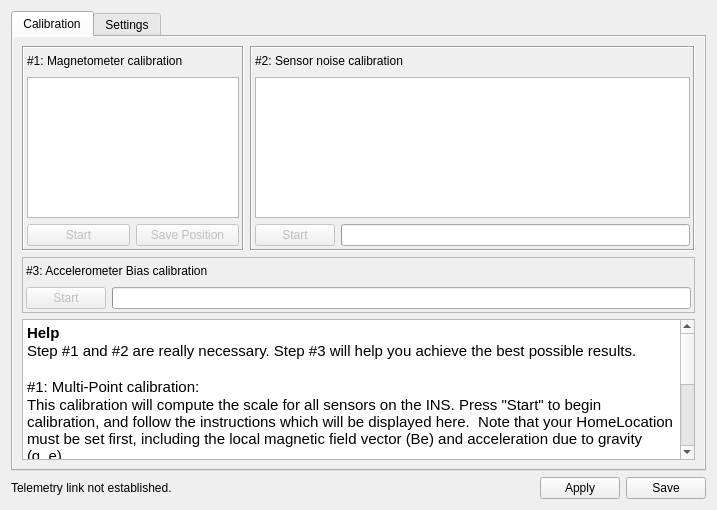
Above: ground/openpilotgcs/src/plugins/config/revosensors.ui from openpilot/OpenPilot before the change. Below: the same form after it.
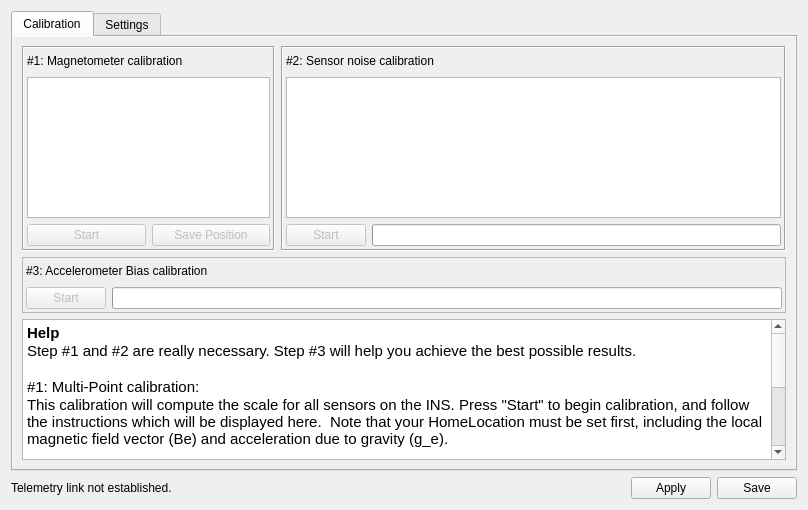
That is the form after the change. The open tabs and pages were chosen to show the change. Icons and pictures are not drawn.

Patch:
```diff
--- a/ground/openpilotgcs/src/plugins/config/revosensors.ui
+++ b/ground/openpilotgcs/src/plugins/config/revosensors.ui
@@ -6,7 +6,7 @@
    <rect>
     <x>0</x>
     <y>0</y>
-    <width>649</width>
+    <width>808</width>
     <height>510</height>
    </rect>
   </property>
@@ -308,7 +308,7 @@
           <string>&lt;!DOCTYPE HTML PUBLIC &quot;-//W3C//DTD HTML 4.0//EN&quot; &quot;http://www.w3.org/TR/REC-html40/strict.dtd&quot;&gt;
 &lt;html&gt;&lt;head&gt;&lt;meta name=&quot;qrichtext&quot; content=&quot;1&quot; /&gt;&lt;style type=&quot;text/css&quot;&gt;
 p, li { white-space: pre-wrap; }
-&lt;/style&gt;&lt;/head&gt;&lt;body style=&quot; font-family:'MS Shell Dlg 2'; font-size:8.25pt; font-weight:400; font-style:normal;&quot;&gt;
+&lt;/style&gt;&lt;/head&gt;&lt;body style=&quot; font-family:'Sans Serif'; font-size:9pt; font-weight:400; font-style:normal;&quot;&gt;
 &lt;table border=&quot;0&quot; style=&quot;-qt-table-type: root; margin-top:4px; margin-bottom:4px; margin-left:4px; margin-right:4px;&quot;&gt;
 &lt;tr&gt;
 &lt;td style=&quot;border: none;&quot;&gt;
```
Left out of the diff: 46 changed lines with no effect on the pictures.
